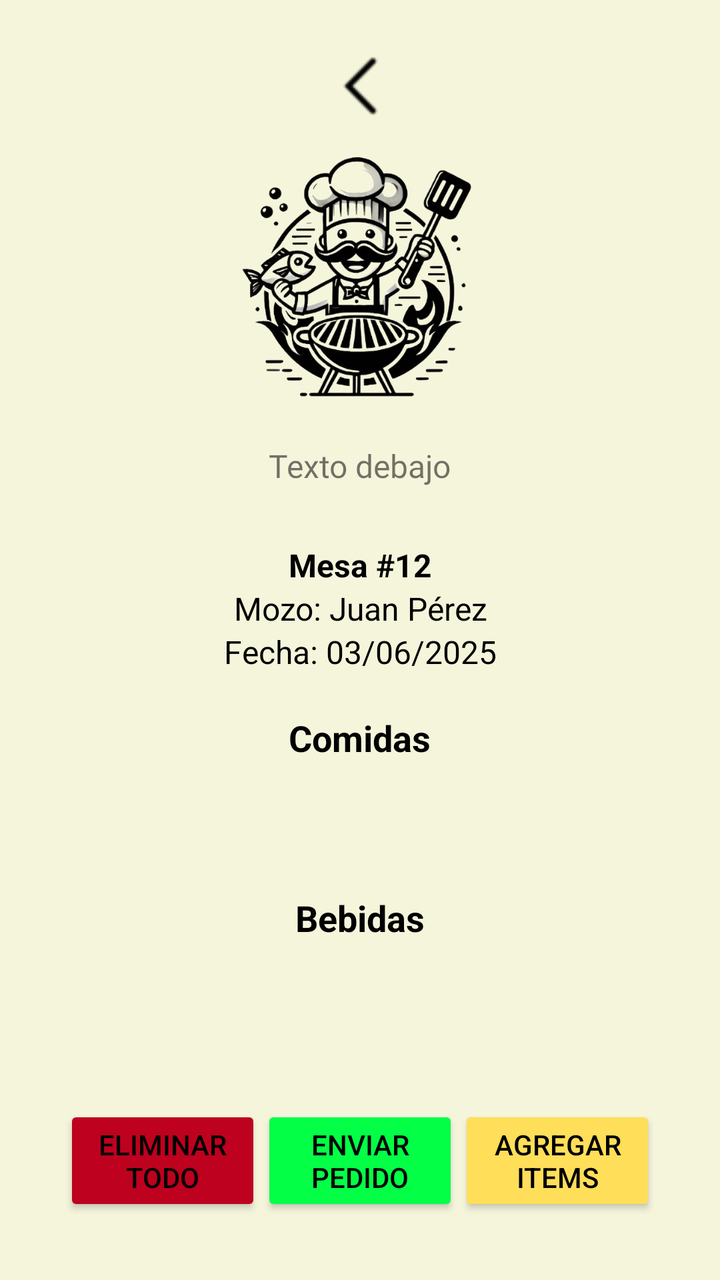
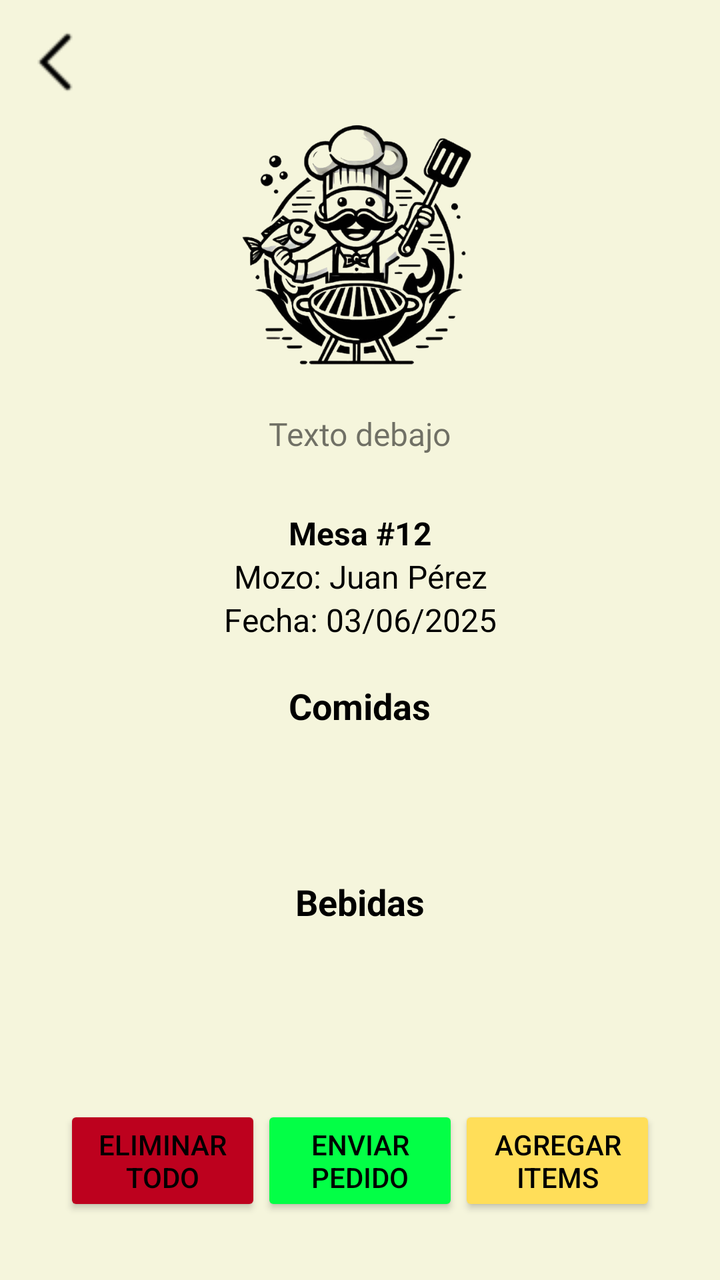

Screens rendered from an Android XML layout before and after an edit, with the pre-edit source and the edit as a unified diff.
<!-- AndroidManifest.xml: application theme Theme.Practica_04 -->
<!-- res/layout/activity_6_pedido.xml -->
<?xml version="1.0" encoding="utf-8"?>
<LinearLayout xmlns:android="http://schemas.android.com/apk/res/android"
    xmlns:app="http://schemas.android.com/apk/res-auto"
    android:layout_width="match_parent"
    android:layout_height="match_parent"
    android:orientation="vertical"
    android:padding="16dp"
    android:gravity="center"
    android:background="#F5F5DC">

    <ImageButton
        android:id="@+id/btnBack"
        android:layout_width="match_parent"
        android:layout_height="wrap_content"
        android:background="@android:color/transparent"
        android:contentDescription="Volver"
        android:layout_marginVertical="12dp"
        android:src="@drawable/back_icon" />

    <include
        android:id="@+id/textPedido"
        layout="@layout/componente_imagen_logo"/>

    <LinearLayout
        android:layout_width="match_parent"
        android:layout_height="wrap_content"
        android:orientation="vertical"
        android:padding="12dp"
        android:gravity="center"
        android:layout_marginBottom="8dp"> 

        <TextView
            android:id="@+id/textMesaNumero"
            android:layout_width="match_parent"
            android:layout_height="wrap_content"
            android:text="Mesa #12"
            android:textSize="16sp"
            android:textStyle="bold"
            android:textColor="@android:color/black"
            android:gravity="center"/>

        <TextView
            android:id="@+id/textMozo"
            android:layout_width="match_parent"
            android:layout_height="wrap_content"
            android:text="Mozo: Juan Pérez"
            android:textSize="16sp"
            android:textColor="@android:color/black"
            android:gravity="center"/>

        <TextView
            android:id="@+id/textFecha"
            android:layout_width="match_parent"
            android:layout_height="wrap_content"
            android:text="Fecha: 03/06/2025"
            android:textSize="16sp"
            android:textColor="@android:color/black"
            android:gravity="center"/>
    </LinearLayout>


    
    <TextView
        android:layout_width="wrap_content"
        android:layout_height="wrap_content"
        android:text="Comidas"
        android:textSize="18sp"
        android:textStyle="bold"
        android:textColor="@android:color/black"/>

    <androidx.recyclerview.widget.RecyclerView
        android:id="@+id/recyclerComidas"
        android:layout_width="match_parent"
        android:layout_height="0dp"
        android:layout_weight="1"
        android:paddingBottom="8dp"/>

    
    <TextView
        android:layout_width="wrap_content"
        android:layout_height="wrap_content"
        android:text="Bebidas"
        android:textSize="18sp"
        android:textStyle="bold"
        android:textColor="@android:color/black"/>

    <androidx.recyclerview.widget.RecyclerView
        android:id="@+id/recyclerBebidas"
        android:layout_width="match_parent"
        android:layout_height="0dp"
        android:layout_weight="1"
        android:paddingBottom="8dp"/>
    <LinearLayout
        android:layout_width="match_parent"
        android:layout_height="wrap_content"
        android:orientation="horizontal"
        android:gravity="center"
        android:padding="16dp">

        <Button
            android:id="@+id/btnEliminarTodo"
            android:layout_width="0dp"
            android:layout_height="wrap_content"
            android:layout_weight="1"
            android:text="Eliminar Todo"
            android:fillViewport="true"
            android:textColor="@color/black"
            android:backgroundTint="@color/red_background"
            />

        <Button
            android:id="@+id/btnEnviarPedido"
            android:layout_width="0dp"
            android:layout_height="wrap_content"
            android:layout_weight="1"
            android:text="Enviar Pedido"
            android:fillViewport="true"
            android:backgroundTint="@color/green_second"
            android:textColor="@android:color/black"/>

        <Button
            android:id="@+id/btnAgregarProductos"
            android:layout_width="0dp"
            android:layout_height="wrap_content"
            android:layout_weight="1"
            android:text="Agregar Items"
            android:fillViewport="true"
            android:backgroundTint="@color/yellow_background"
            android:textColor="@android:color/black"/>
    </LinearLayout>

</LinearLayout>
<!-- res/layout/componente_imagen_logo.xml (included above) -->
<?xml version="1.0" encoding="utf-8"?>
<LinearLayout xmlns:android="http://schemas.android.com/apk/res/android"
    android:layout_width="wrap_content"
    android:layout_height="wrap_content"
    android:orientation="vertical"
    android:gravity="center_horizontal">

    <ImageView
        android:id="@+id/logo"
        android:layout_width="136dp"
        android:layout_height="136dp"
        android:src="@drawable/logo2"
        android:contentDescription="Imagen personalizada"
        android:layout_marginBottom="16dp"/>

    <TextView
        android:id="@+id/texto"
        android:layout_width="wrap_content"
        android:layout_height="wrap_content"
        android:text="Texto debajo"
        android:textSize="16sp"
        android:fontFamily="@font/inter_semibold"
        android:layout_marginBottom="16dp"/>
</LinearLayout>
<!-- resources referenced by this layout -->
<resources>
  <color name="black">#FF000000</color>
  <color name="green_second">#03FF46</color>
  <color name="red_background">#BD011E</color>
  <color name="yellow_background">#FFDE59</color>
  <!-- drawable back_icon: png bitmap (drawable, 637 bytes) -->
  <!-- drawable logo2: png bitmap (drawable, 216596 bytes) -->
  <style name="Theme.Practica_04" parent="Theme.AppCompat.Light.NoActionBar" />
</resources>

<!-- the commit's change to res/layout/activity_6_pedido.xml (unified diff, before → after) -->
@@ -8,14 +8,19 @@
     android:gravity="center"
     android:background="#F5F5DC">
 
-    <ImageButton
-        android:id="@+id/btnBack"
+    <LinearLayout
         android:layout_width="match_parent"
         android:layout_height="wrap_content"
-        android:background="@android:color/transparent"
-        android:contentDescription="Volver"
-        android:layout_marginVertical="12dp"
-        android:src="@drawable/back_icon" />
+        android:gravity="start"
+        android:layout_marginBottom="8dp">
+
+        <ImageButton
+            android:id="@+id/btnBack"
+            android:layout_width="wrap_content"
+            android:layout_height="wrap_content"
+            android:background="@android:color/transparent"
+            android:src="@drawable/back_icon"/>
+    </LinearLayout>
 
     <include
         android:id="@+id/textPedido"
